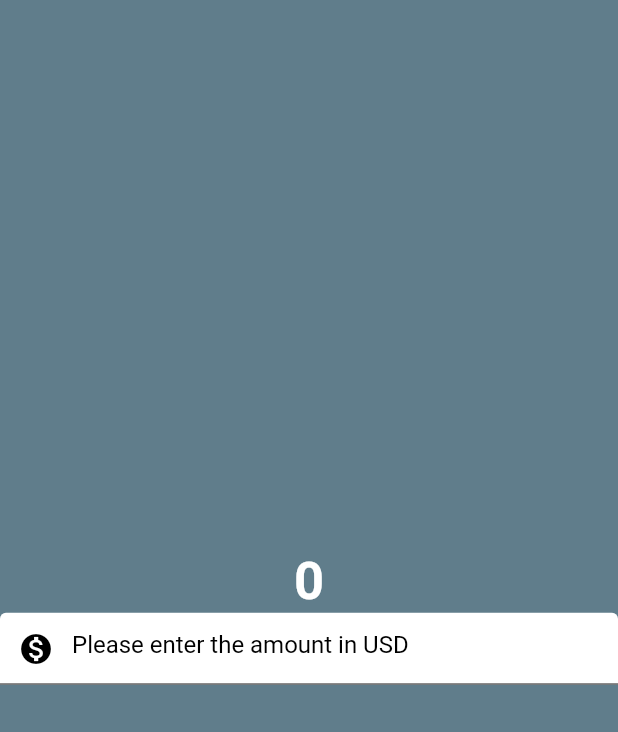
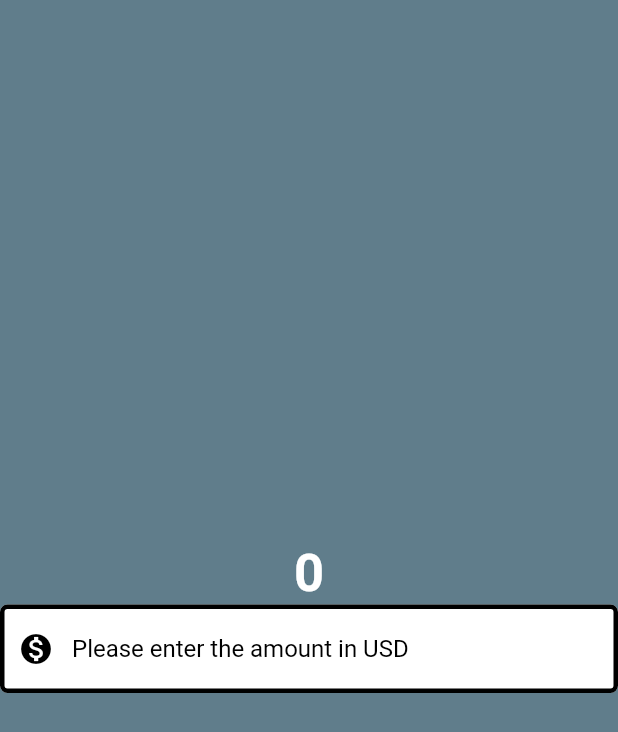
Before and after one commit to H11TM4N/flutter_projects, a Flutter app: the screen it shows after launch, on a phone screen of 412 x 824 dp. Shown: the top 732 px of the screen. Run offline on Flutter 3.47's test engine with Material 2 defaults, Android fonts, the phone set to English and light mode, and no system bars.

Commit message:
learning flutter 7

```diff
--- a/learning_flutter/lib/currency_converter.dart
+++ b/learning_flutter/lib/currency_converter.dart
@@ -1,22 +1,25 @@
 import 'package:flutter/material.dart';
 
-class HomePage extends StatefulWidget {
+class HomePage extends StatelessWidget {
   const HomePage({super.key});
 
   @override
-  State<HomePage> createState() => _HomePageState();
-}
-
-class _HomePageState extends State<HomePage> {
-  @override
   Widget build(BuildContext context) {
-    return const Scaffold(
+    final border = OutlineInputBorder(
+      borderSide: const BorderSide(
+        color: Colors.black,
+        width: 3.0,
+        style: BorderStyle.solid,
+      ),
+      borderRadius: BorderRadius.circular(5),
+    );
+    return Scaffold(
       backgroundColor: Colors.blueGrey,
       body: Center(
         child: Column(
           mainAxisAlignment: MainAxisAlignment.center,
           children: [
-            Text(
+            const Text(
               '0',
               style: TextStyle(
                 fontSize: 35,
@@ -25,25 +28,21 @@ class _HomePageState extends State<HomePage> {
               ),
             ),
             TextField(
-              style: TextStyle(
+              style: const TextStyle(
                 color: Colors.black,
               ),
               decoration: InputDecoration(
                 hintText: 'Please enter the amount in USD',
-                hintStyle: TextStyle(color: Colors.black),
-                prefixIcon: Icon(Icons.monetization_on),
+                hintStyle: const TextStyle(color: Colors.black),
+                prefixIcon: const Icon(Icons.monetization_on),
                 prefixIconColor: Colors.black,
                 filled: true,
                 fillColor: Colors.white,
-                focusedBorder: OutlineInputBorder(
-                  borderSide: BorderSide(
-                    color: Colors.red,
-                    width: 2.0,
-                    style: BorderStyle.solid,
-                  ),
-                  borderRadius: BorderRadius.all(Radius.circular(60.0)),
-                ),
+                focusedBorder: border,
+                enabledBorder: border,
               ),
+              keyboardType:
+                  const TextInputType.numberWithOptions(decimal: true),
             ),
           ],
         ),
```
